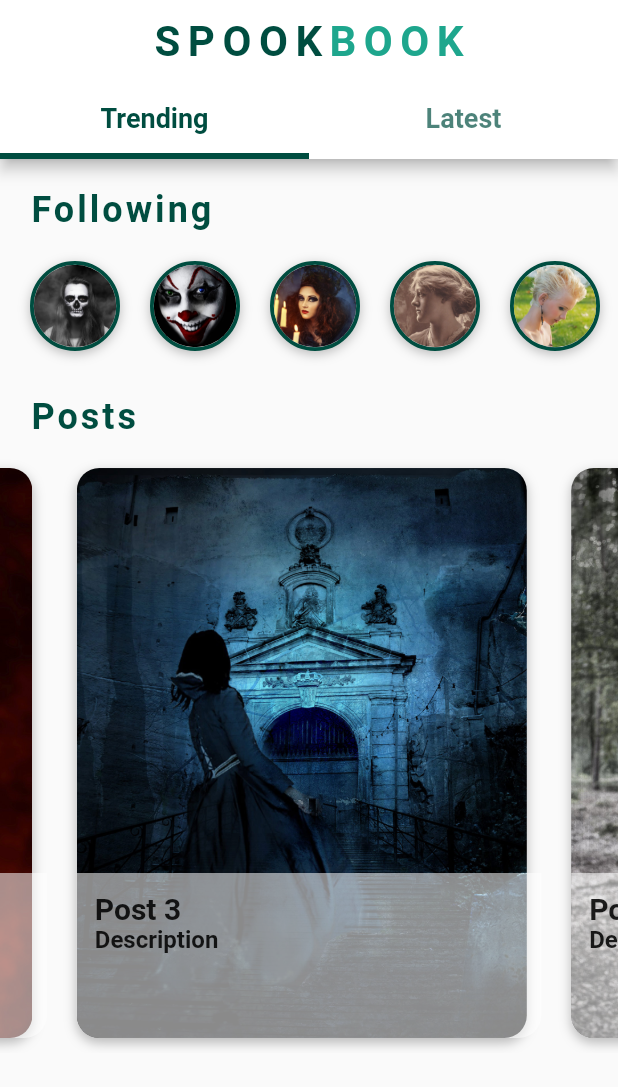
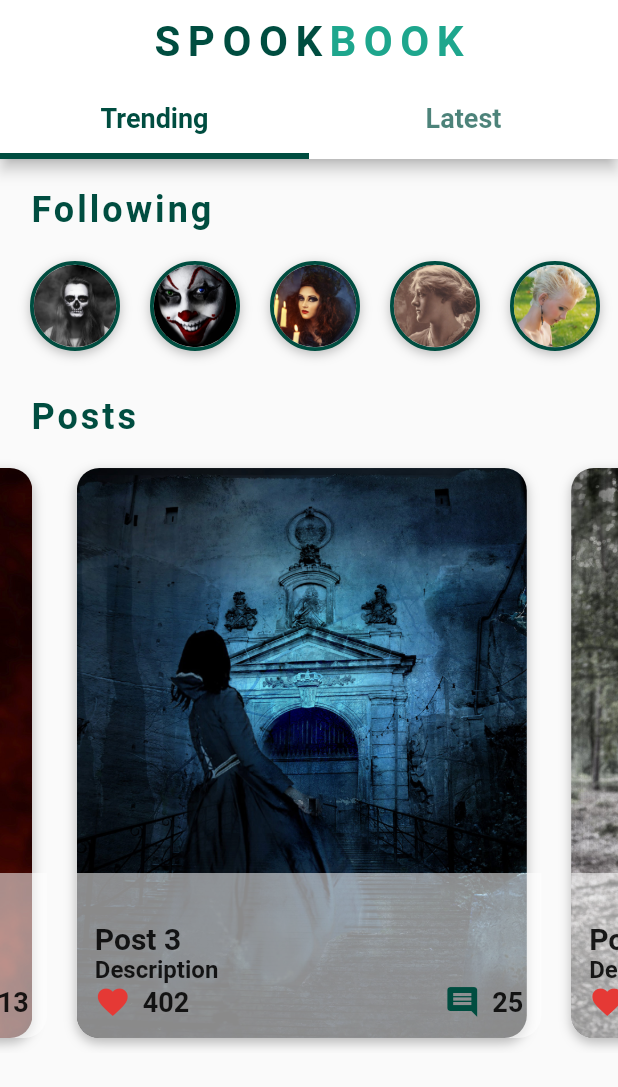
Before and after one commit to SMacEwan/flutter_social_ui, a Flutter app: the HomeScreen screen opened directly, swiped to page 4, on a phone screen of 412 x 824 dp. Shown: the top 1087 px of the screen. Run offline on Flutter 3.47's test engine with Material 2 defaults, Android fonts, the phone set to English and light mode, and no system bars.

Commit message:
Finished Buiding Out Posts Carousel

```diff
--- a/lib/widgets/posts_carousel.dart
+++ b/lib/widgets/posts_carousel.dart
@@ -50,6 +50,7 @@ class PostsCarousel extends StatelessWidget {
               ),
             ),
             child: Column(
+              mainAxisAlignment: MainAxisAlignment.end,
               crossAxisAlignment: CrossAxisAlignment.start,
               children: <Widget>[
                 Text(
@@ -58,6 +59,7 @@ class PostsCarousel extends StatelessWidget {
                     fontSize: 20.0,
                     fontWeight: FontWeight.bold,
                   ),
+                  overflow: TextOverflow.ellipsis,
                 ),
                 Text(
                   post.descript,
@@ -65,6 +67,48 @@ class PostsCarousel extends StatelessWidget {
                     fontSize: 16.0,
                     fontWeight: FontWeight.w600,
                   ),
+                  overflow: TextOverflow.ellipsis,
+                ),
+                Row(
+                  mainAxisAlignment: MainAxisAlignment.spaceBetween,
+                  children: <Widget>[
+                    Row(
+                      children: <Widget>[
+                        Icon(
+                          Icons.favorite,
+                          color: Colors.red[600],
+                        ),
+                        SizedBox(
+                          width: 8.0,
+                        ),
+                        Text(
+                          post.likes.toString(),
+                          style: TextStyle(
+                            fontSize: 18.0,
+                            fontWeight: FontWeight.w600,
+                          ),
+                        ),
+                      ],
+                    ),
+                    Row(
+                      children: <Widget>[
+                        Icon(
+                          Icons.comment,
+                          color: Theme.of(context).primaryColor,
+                        ),
+                        SizedBox(
+                          width: 8.0,
+                        ),
+                        Text(
+                          post.comments.toString(),
+                          style: TextStyle(
+                            fontSize: 18.0,
+                            fontWeight: FontWeight.w600,
+                          ),
+                        ),
+                      ],
+                    ),
+                  ],
                 ),
               ],
             ),
```
Also changed, not shown: 1 other file.
